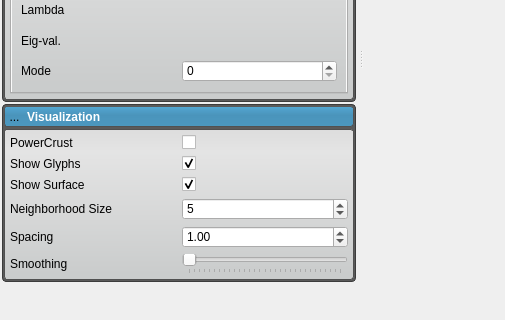
SCIInstitute/ShapeWorks, file Post/source/ShapeWorksView2/ShapeWorksView2.ui: the form before one commit; both pictures show x 0 to 505 and y 223 to 543 of the 799 by 543 pixel window.
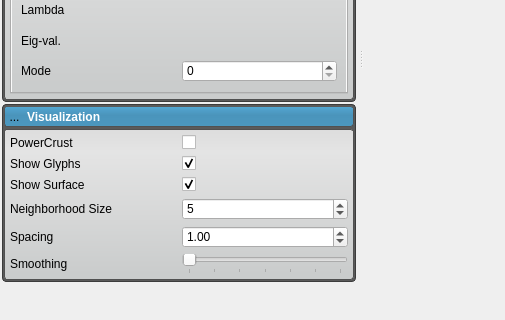
The form after the commit. Icons and pictures are not drawn. Custom widgets are drawn as their Qt base class.

Commit message: Adjust tick interval.

What changed in the file:
```diff
--- a/Post/source/ShapeWorksView2/ShapeWorksView2.ui
+++ b/Post/source/ShapeWorksView2/ShapeWorksView2.ui
@@ -1199,7 +1199,7 @@
                 <number>30</number>
                </property>
                <property name="pageStep">
-                <number>1</number>
+                <number>5</number>
                </property>
                <property name="orientation">
                 <enum>Qt::Horizontal</enum>
@@ -1207,6 +1207,9 @@
                <property name="tickPosition">
                 <enum>QSlider::TicksBelow</enum>
                </property>
+               <property name="tickInterval">
+                <number>5</number>
+               </property>
               </widget>
              </item>
             </layout>
```
Left out of the diff: 123 changed lines with no effect on the pictures.
